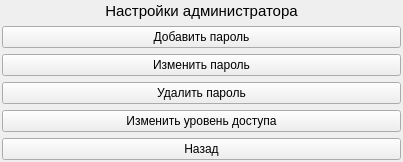
Qt form code/form_for_options.ui (Alex-Sidorov/SEFOLL) before a commit.
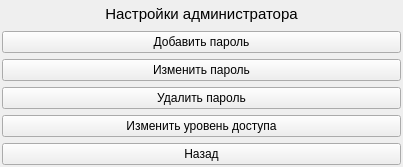
The same form after that commit.

```diff
--- a/code/form_for_options.ui
+++ b/code/form_for_options.ui
@@ -7,7 +7,7 @@
     <x>0</x>
     <y>0</y>
     <width>403</width>
-    <height>152</height>
+    <height>167</height>
    </rect>
   </property>
   <property name="windowTitle">
```
Left out of the diff: 4 changed lines with no effect on the pictures.
